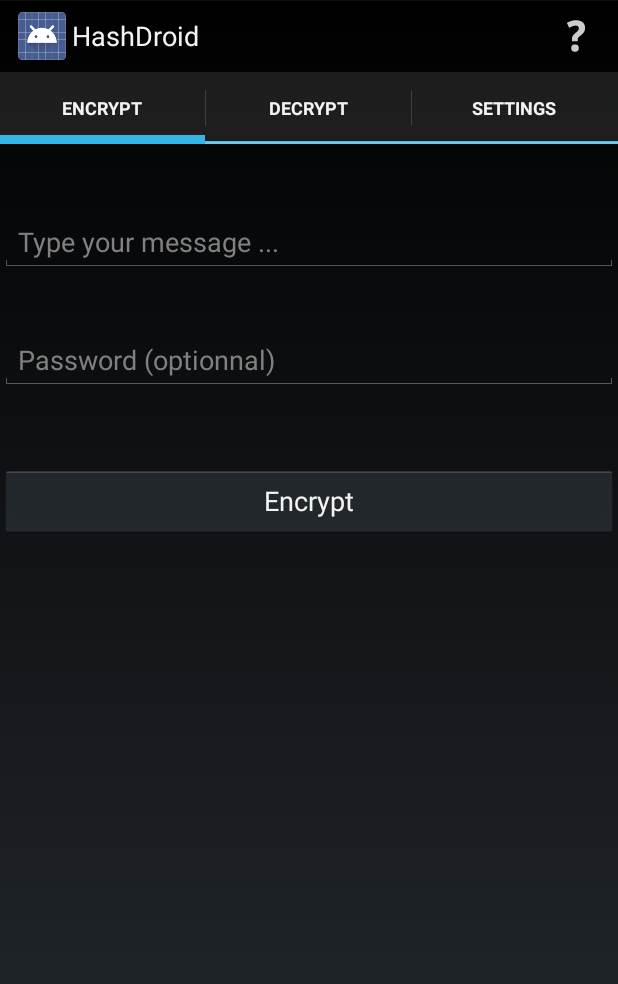
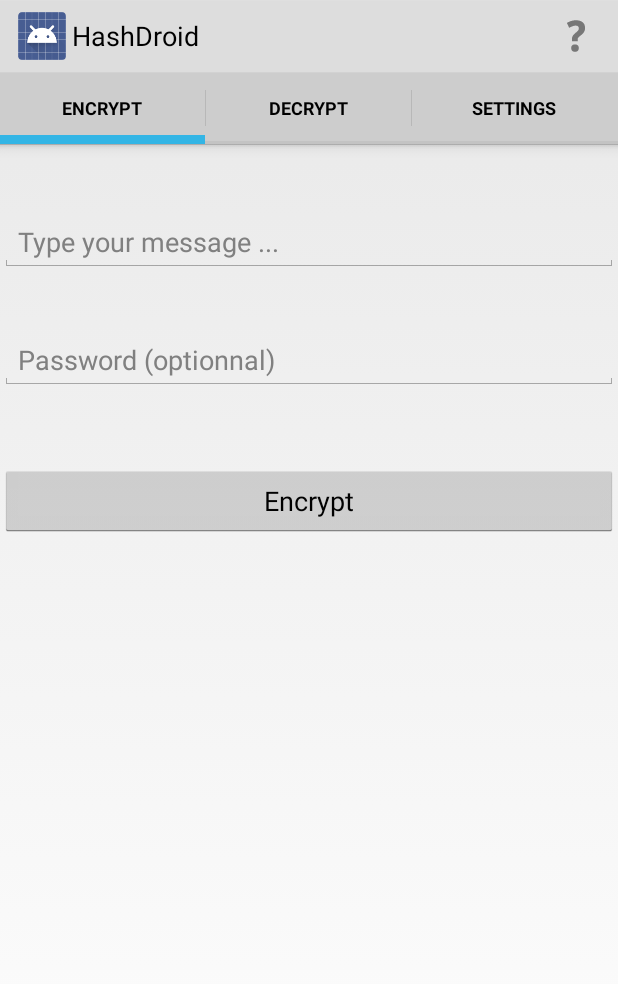
Before and after one commit to Nitorac/HashDroid, an Android app: the screen it shows after launch (MainActivity), on a phone screen of 412 x 824 dp. Shown: the top 984 px of the screen. Run offline under Robolectric (Android 15) with nearby library versions, the phone set to English and light mode, and no system bars.

Commit message:
Added "change theme at runtime" support Use SharedPref to store the last theme used

```diff
--- a/app/src/main/java/com/nitorac/hashdroid/EncryptionHelp.java
+++ b/app/src/main/java/com/nitorac/hashdroid/EncryptionHelp.java
@@ -11,6 +11,9 @@
     @Override
     protected void onCreate(Bundle savedInstanceState) {
         super.onCreate(savedInstanceState);
+
+        Utils.onActivityCreateSetTheme(this);
+
         setContentView(R.layout.activity_encryption_help);
     }
 
--- a/app/src/main/java/com/nitorac/hashdroid/MainActivity.java
+++ b/app/src/main/java/com/nitorac/hashdroid/MainActivity.java
@@ -46,6 +46,8 @@
     protected void onCreate(Bundle savedInstanceState) {
         super.onCreate(savedInstanceState);
 
+        Utils.onActivityCreateSetTheme(this);
+
         SharedPreferences langsettings = getSharedPreferences(APP_SHARED_PREFS, Activity.MODE_PRIVATE);
         editor = langsettings.edit();
         Locale locale = new Locale(langsettings.getString("lang", Locale.getDefault().getLanguage()));
@@ -53,6 +55,7 @@
         Configuration config = new Configuration();
         config.locale = locale;
         getResources().updateConfiguration(config, getResources().getDisplayMetrics());
+
         setContentView(R.layout.activity_main);
         viewPager = (ViewPager) findViewById(R.id.pager);
         actionBar = getActionBar();
@@ -124,14 +127,10 @@
                 new DialogInterface.OnClickListener() {
 
                     @Override
-                    public void onClick(DialogInterface dialog, int which)
-                    {
-                        if (which == 0)
-                        {
+                    public void onClick(DialogInterface dialog, int which) {
+                        if (which == 0) {
                             restartInLanguage("fr");
-                        }
-                        else if (which == 1)
-                        {
+                        } else if (which == 1) {
                             restartInLanguage("en");
                         }
                     }
@@ -163,70 +162,63 @@
                 new DialogInterface.OnClickListener() {
 
                     @Override
-                    public void onClick(DialogInterface dialog, int which)
-                    {
+                    public void onClick(DialogInterface dialog, int which) {
                         Button encryptionBtn = (Button) findViewById(R.id.encryptionSel);
-                        if (which == 0)
-                        {
+                        if (which == 0) {
                             encryptionBtn.setText(getString(R.string.encryptionTxtBtn) + " AES-256");
                             selectedEncryption = "AES256";
                             ResultDecryptActivity.decryptType = "AES-256";
-                        }
-                        else if (which == 1)
-                        {
+                        } else if (which == 1) {
                             encryptionBtn.setText(getString(R.string.encryptionTxtBtn) + " DES");
                             selectedEncryption = "DES";
                             ResultDecryptActivity.decryptType = "DES";
-                        }
-                        else if (which == 2)
-                        {
+                            Utils.changeToTheme(MainActivity.this, Utils.THEME_LIGHT);
+                        } else if (which == 2) {
                             encryptionBtn.setText(getString(R.string.encryptionTxtBtn) + " BlowFish");
                             selectedEncryption = "BlowFish";
                             ResultDecryptActivity.decryptType = "BlowFish";
+                            Utils.changeToTheme(MainActivity.this, Utils.THEME_DARK);
                         }
                     }
                 });
         builderSingle.show();
     }
 
-    public void decryptStringBtn(View view)
-    {
+    public void decryptStringBtn(View view) {
 
         EditText inputString = (EditText) findViewById(R.id.inputDecrypt);
         EditText inputPassword = (EditText) findViewById(R.id.pwdInput);
         String StrToDecrypt = inputString.getText().toString();
         String PwdToDecrypt = inputPassword.getText().toString();
 
-        if(StrToDecrypt.isEmpty()){
-            Toast.makeText(MainActivity.this, getString(R.string.textEmpty),Toast.LENGTH_SHORT).show();
-        }
-        else if(PwdToDecrypt.isEmpty()){
-            Toast.makeText(MainActivity.this, getString(R.string.pwdEmpty),Toast.LENGTH_SHORT).show();
+        if (StrToDecrypt.isEmpty()) {
+            Toast.makeText(MainActivity.this, getString(R.string.textEmpty), Toast.LENGTH_SHORT).show();
+        } else if (PwdToDecrypt.isEmpty()) {
+            Toast.makeText(MainActivity.this, getString(R.string.pwdEmpty), Toast.LENGTH_SHORT).show();
         }
         Log.i("Encryption", selectedEncryption);
-        if(selectedEncryption.equals("AES256")) {
-                try{
+        if (selectedEncryption.equals("AES256")) {
+            try {
                 ResultDecryptActivity.decryptValue = CipherCrypts.cryptdecrypt(StrToDecrypt, PwdToDecrypt, false, "PBEWITHSHA-256AND256BITAES-CBC-BC");
                 Intent intent = new Intent(this, ResultDecryptActivity.class);
                 startActivity(intent);
-                }catch(Exception e){
-                    Toast.makeText(MainActivity.this, getString(R.string.badPwd),Toast.LENGTH_LONG).show();
+            } catch (Exception e) {
+                Toast.makeText(MainActivity.this, getString(R.string.badPwd), Toast.LENGTH_LONG).show();
             }
-        } else{
-            Toast.makeText(MainActivity.this, getString(R.string.selEncryptionBtn),Toast.LENGTH_SHORT).show();
+        } else {
+            Toast.makeText(MainActivity.this, getString(R.string.selEncryptionBtn), Toast.LENGTH_SHORT).show();
         }
     }
 
-    public void hashString(View view)
-    {
+    public void hashString(View view) {
         Intent intent = new Intent(this, EncryptResultActivity.class);
         EditText input = (EditText) findViewById(R.id.inputString);
         EditText password = (EditText) findViewById(R.id.pwdText);
         String stringInput = input.getText().toString();
         String pwdInput = password.getText().toString();
-        if(stringInput.isEmpty()){
+        if (stringInput.isEmpty()) {
             Toast.makeText(MainActivity.this, getString(R.string.emptyText), Toast.LENGTH_SHORT).show();
-        }else {
+        } else {
             userInput = stringInput;
             pwd = pwdInput;
             startActivity(intent);
@@ -250,11 +242,14 @@
         }
         return haveConnectedWifi || haveConnectedMobile;
     }
-    @Override
-    public void onResume() {super.onResume();}
 
     @Override
-    public void onPause(){
+    public void onResume() {
+        super.onResume();
+    }
+
+    @Override
+    public void onPause() {
         super.onPause();
     }
 
@@ -263,7 +258,7 @@
         int currentApiVersion = Build.VERSION.SDK_INT;
         if (currentApiVersion >= android.os.Build.VERSION_CODES.ICE_CREAM_SANDWICH) {
             getMenuInflater().inflate(R.menu.main, menu);
-        }else {
+        } else {
             getMenuInflater().inflate(R.menu.main_before_api14, menu);
         }
         return true;
--- a/app/src/main/java/com/nitorac/hashdroid/ResultDecryptActivity.java
+++ b/app/src/main/java/com/nitorac/hashdroid/ResultDecryptActivity.java
@@ -21,6 +21,9 @@
     @Override
     protected void onCreate(Bundle savedInstanceState) {
         super.onCreate(savedInstanceState);
+
+        Utils.onActivityCreateSetTheme(this);
+
         setContentView(R.layout.activity_result_decrypt);
 
         TextView dType = (TextView) findViewById(R.id.decryptType);
--- /dev/null
+++ b/app/src/main/java/com/nitorac/hashdroid/Utils.java
@@ -0,0 +1,59 @@
+package com.nitorac.hashdroid;
+
+import android.app.Activity;
+import android.content.Intent;
+import android.content.SharedPreferences;
+
+public class Utils
+{
+    private static int sTheme;
+
+    public final static int THEME_LIGHT = 0;
+    public final static int THEME_DARK = 1;
+
+    /**
+     * Set the theme of the Activity, and restart it by creating a new Activity of the same type.
+     */
+
+    public static void getStoredTheme(Activity activity)
+    {
+        SharedPreferences sp = activity.getSharedPreferences("com.nitorac.hashdroid", Activity.MODE_PRIVATE);
+        try {
+           sTheme = sp.getInt("theme", -1);
+        }catch(Exception e){
+            sTheme = 0;
+        }
+
+    }
+    public static void changeToTheme(Activity activity, int theme)
+    {
+        sTheme = theme;
+
+        SharedPreferences sp = activity.getSharedPreferences("com.nitorac.hashdroid", Activity.MODE_PRIVATE);
+        SharedPreferences.Editor editor = sp.edit();
+        editor.putInt("theme", sTheme);
+        editor.commit();
+
+        activity.finish();
+
+        activity.startActivity(new Intent(activity, activity.getClass()));
+
+    }
+
+    /** Set the theme of the activity, according to the configuration. */
+    public static void onActivityCreateSetTheme(Activity activity)
+    {
+        getStoredTheme(activity);
+
+        switch (sTheme)
+        {
+            default:
+            case THEME_LIGHT:
+                activity.setTheme(R.style.AppTheme);
+                break;
+            case THEME_DARK:
+                activity.setTheme(R.style.AppTheme_Dark);
+                break;
+        }
+    }
+}
--- a/app/src/main/res/values/styles.xml
+++ b/app/src/main/res/values/styles.xml
@@ -1,20 +1,10 @@
 <resources>
 
-    <!--
-        Base application theme, dependent on API level. This theme is replaced
-        by AppBaseTheme from res/values-vXX/styles.xml on newer devices.
-    -->
-    <style name="AppBaseTheme" parent="android:Theme.Holo">
-        <!--
-            Theme customizations available in newer API levels can go in
-            res/values-vXX/styles.xml, while customizations related to
-            backward-compatibility can go here.
-        -->
-    </style>
+    <!-- Application theme. -->
+    <!-- light theme -->
+    <style name="AppTheme" parent="@android:style/Theme.Holo.Light"/>
 
-    <!-- Application theme. -->
-    <style name="AppTheme" parent="AppBaseTheme">
-        <!-- All customizations that are NOT specific to a particular API-level can go here. -->
-    </style>
+    <!-- dark theme -->
+    <style name="AppTheme.Dark" parent="@android:style/Theme.Holo"/>
 
 </resources>
```
Also changed, not shown: app/src/main/java/com/nitorac/hashdroid/EncryptResultActivity.java (+3 -13 lines), app/src/main/res/layout/activity_result_decrypt.xml (+9 -8 lines), app/src/main/res/drawable-hdpi/ic_action_help.png, app/src/main/res/drawable-hdpi/ic_action_help_light.png (added), app/src/main/res/drawable-mdpi/ic_action_help.png, app/src/main/res/drawable-mdpi/ic_action_help_light.png (added), app/src/main/res/drawable-xhdpi/ic_action_help.png, app/src/main/res/drawable-xhdpi/ic_action_help_light.png (added), app/src/main/res/drawable-xxhdpi/ic_action_help.png, app/src/main/res/drawable-xxhdpi/ic_action_help_light.png (added), 3 other files. Lines whose indentation alone changed are shown as unchanged.
